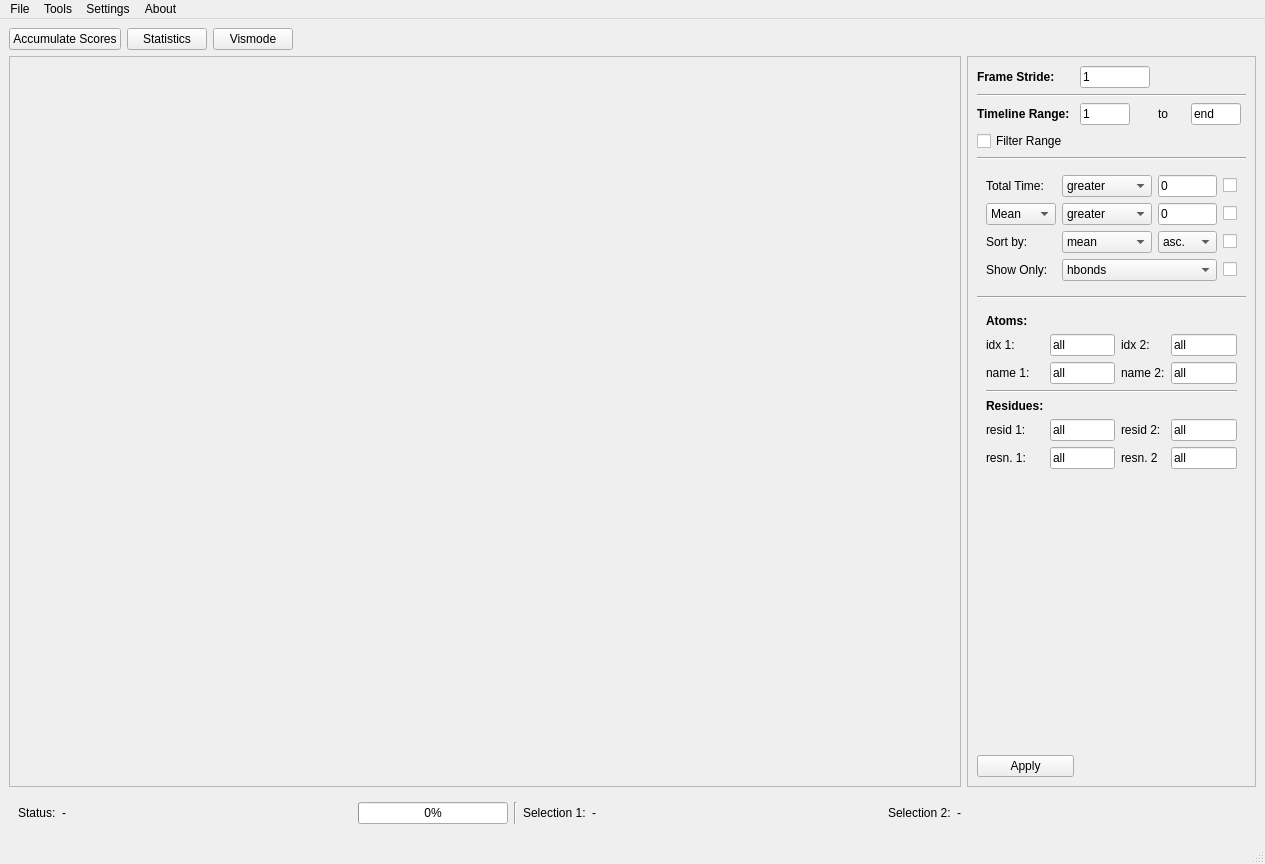
Before: the Qt Designer form PyContact/gui/MainQtGui.ui in maxscheurer/pycontact, drawn with Qt 5.
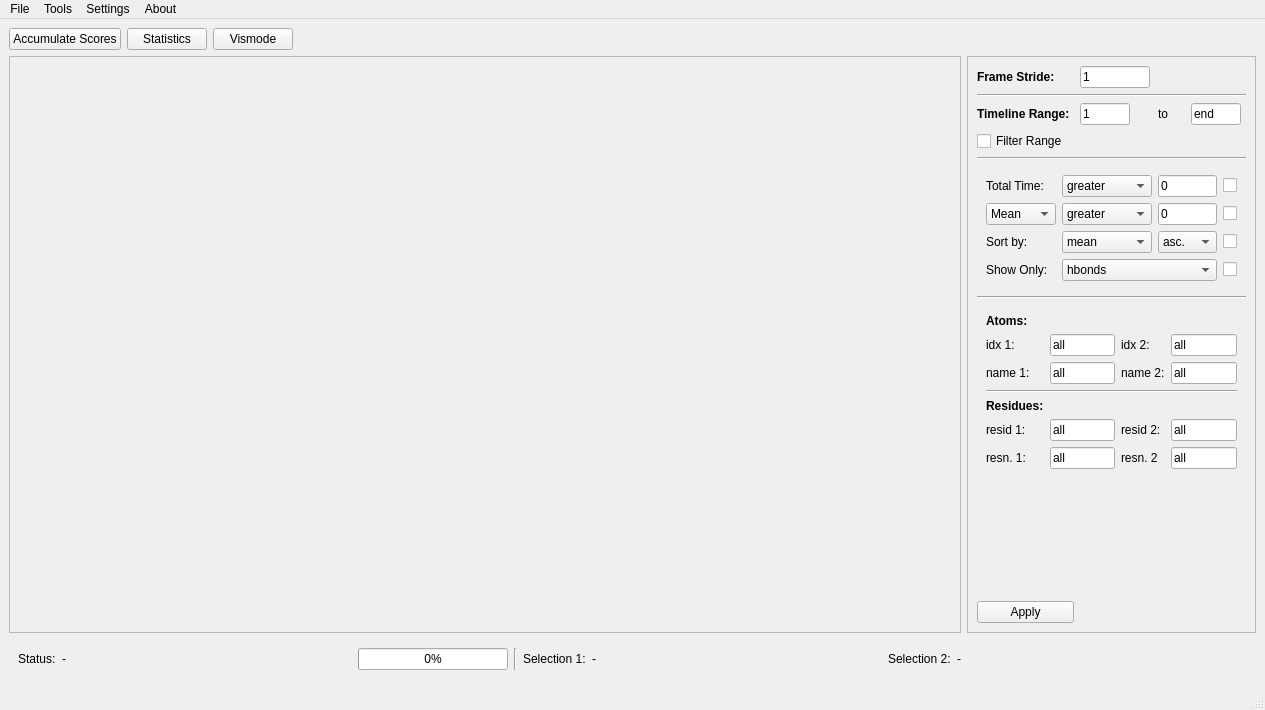
After: the same form once the commit is applied.

Patch:
```diff
--- a/PyContact/gui/MainQtGui.ui
+++ b/PyContact/gui/MainQtGui.ui
@@ -7,7 +7,7 @@
     <x>0</x>
     <y>0</y>
     <width>1265</width>
-    <height>864</height>
+    <height>710</height>
    </rect>
   </property>
   <property name="windowTitle">
@@ -142,8 +142,8 @@
         <rect>
          <x>0</x>
          <y>0</y>
-         <width>941</width>
-         <height>708</height>
+         <width>911</width>
+         <height>549</height>
         </rect>
        </property>
       </widget>
```
Left out of the diff: 21 changed lines with no effect on the pictures.
